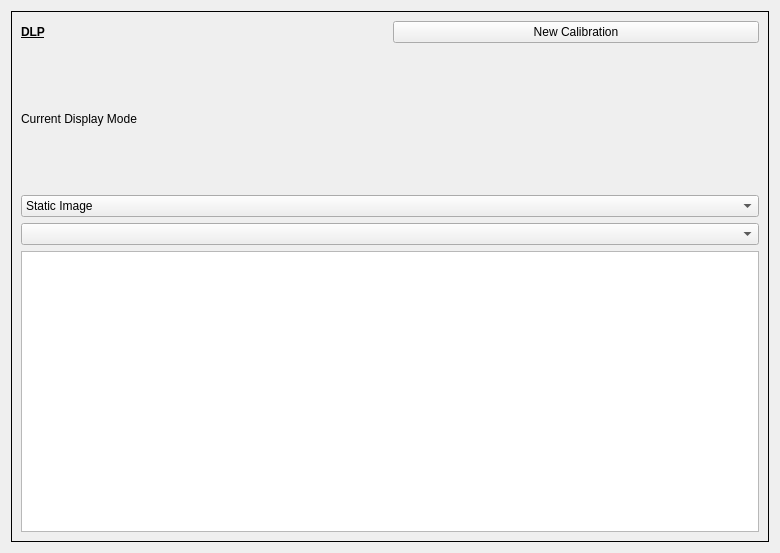
This is OPTIMAQS/view/dlp/dlp.ui in jeremyforest/whole_optic_gui as Qt 5 draws it before an edit. The edited form follows.
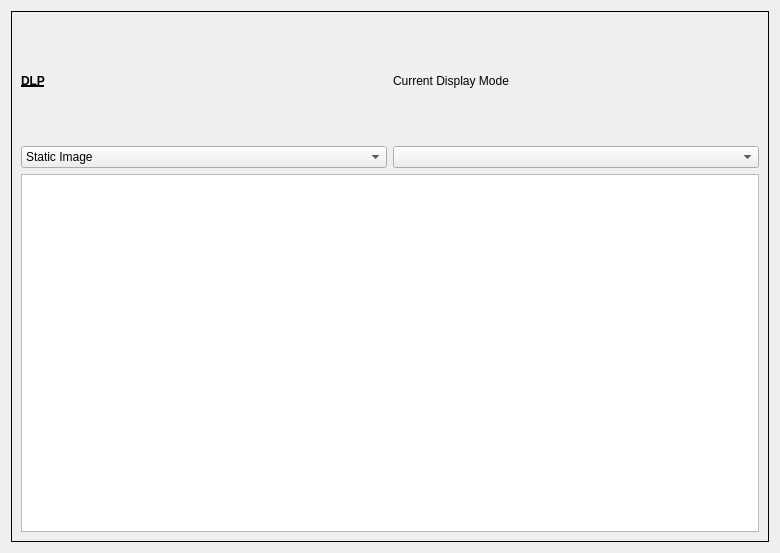
This is the edited form.

Commit message: #31 calibration rework

What changed in the file:
```diff
--- a/OPTIMAQS/view/dlp/dlp.ui
+++ b/OPTIMAQS/view/dlp/dlp.ui
@@ -26,19 +26,6 @@
       <enum>QFrame::Box</enum>
      </property>
      <layout class="QGridLayout" name="gridLayout_5">
-      <item row="0" column="1">
-       <widget class="QPushButton" name="calibration_button">
-        <property name="toolTip">
-         <string>&lt;html&gt;&lt;head/&gt;&lt;body&gt;&lt;p&gt;Calibrate the DLP/Camera images with their respective resolutions so that ROI designed from the camera interface can be projected with the DLP &lt;/p&gt;&lt;/body&gt;&lt;/html&gt;</string>
-        </property>
-        <property name="text">
-         <string>New Calibration</string>
-        </property>
-       </widget>
-      </item>
-      <item row="3" column="0" colspan="2">
-       <widget class="QComboBox" name="display_mode_subbox_combobox"/>
-      </item>
       <item row="0" column="0">
        <widget class="QLabel" name="dlp_label">
         <property name="font">
@@ -55,7 +42,20 @@
         </property>
        </widget>
       </item>
-      <item row="2" column="0" colspan="2">
+      <item row="0" column="1">
+       <widget class="QLabel" name="display_mode_label">
+        <property name="text">
+         <string>Current Display Mode</string>
+        </property>
+        <property name="scaledContents">
+         <bool>true</bool>
+        </property>
+        <property name="wordWrap">
+         <bool>true</bool>
+        </property>
+       </widget>
+      </item>
+      <item row="3" column="0">
        <widget class="QComboBox" name="display_mode_combobox">
         <item>
          <property name="text">
@@ -79,22 +79,12 @@
         </item>
        </widget>
       </item>
-      <item row="4" column="0" rowspan="2" colspan="2">
+      <item row="3" column="1">
+       <widget class="QComboBox" name="display_mode_subbox_combobox"/>
+      </item>
+      <item row="4" column="0" rowspan="3" colspan="2">
        <widget class="QGraphicsView" name="dlp_projection_view"/>
       </item>
-      <item row="1" column="0" colspan="2">
-       <widget class="QLabel" name="display_mode_label">
-        <property name="text">
-         <string>Current Display Mode</string>
-        </property>
-        <property name="scaledContents">
-         <bool>true</bool>
-        </property>
-        <property name="wordWrap">
-         <bool>true</bool>
-        </property>
-       </widget>
-      </item>
      </layout>
     </widget>
    </item>
```
The commit also changes 12 other files.
